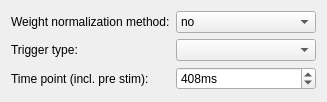
First picture: the form in libraries/disp/viewers/formfiles/beamformersettingsview.ui, repository KPansegrau/mne-cpp, before the edit.
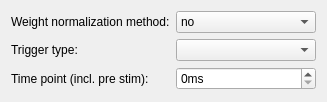
Second picture: the form after the edit.

The edit to the form file:
```diff
--- a/libraries/disp/viewers/formfiles/beamformersettingsview.ui
+++ b/libraries/disp/viewers/formfiles/beamformersettingsview.ui
@@ -83,13 +83,13 @@
         <string>ms</string>
        </property>
        <property name="minimum">
-        <number>1</number>
+        <number>0</number>
        </property>
        <property name="maximum">
         <number>10000</number>
        </property>
        <property name="value">
-        <number>408</number>
+        <number>0</number>
        </property>
       </widget>
      </item>
```
